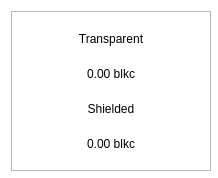
BlackHatCoin/BlackHatWallet, file src/qt/blkc/forms/balancebubble.ui: the form before one commit.
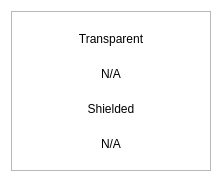
The form after the commit.

Patch:
```diff
--- a/src/qt/blkc/forms/balancebubble.ui
+++ b/src/qt/blkc/forms/balancebubble.ui
@@ -87,7 +87,7 @@
          <string notr="true"/>
         </property>
         <property name="text">
-         <string>0.00 blkc</string>
+         <string notr="true">N/A</string>
         </property>
         <property name="alignment">
          <set>Qt::AlignCenter</set>
@@ -113,7 +113,7 @@
          <string notr="true"/>
         </property>
         <property name="text">
-         <string>0.00 blkc</string>
+         <string notr="true">N/A</string>
         </property>
         <property name="alignment">
          <set>Qt::AlignCenter</set>
```
Left out of the diff: 2 changed lines with no effect on the pictures.
